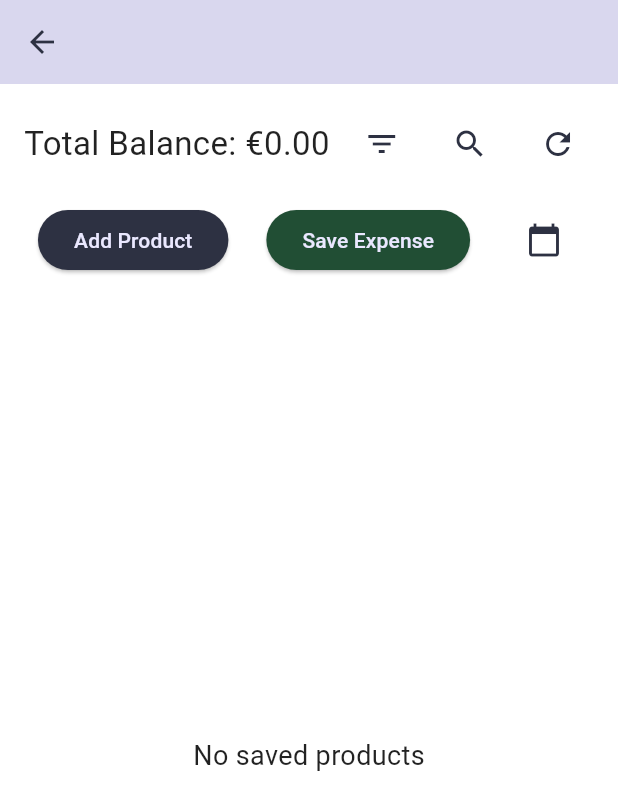
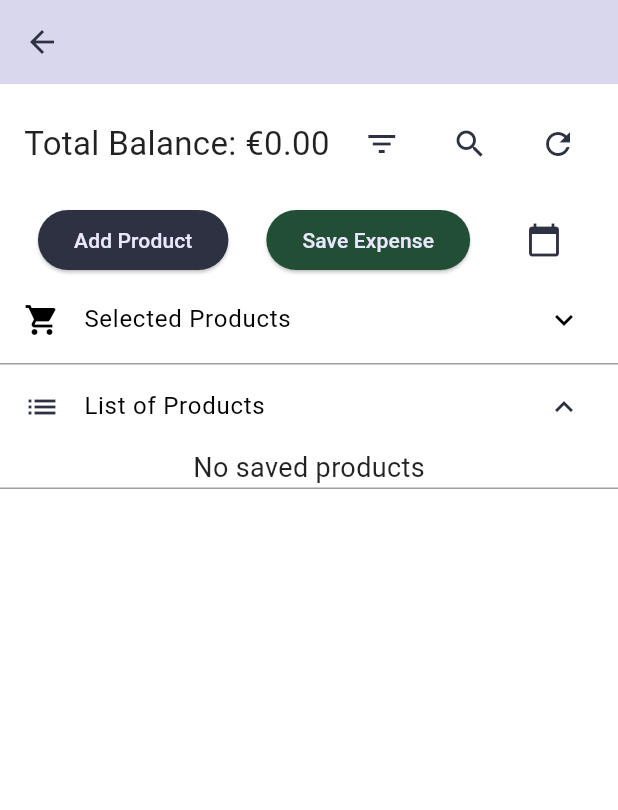
Before and after one commit to andreaferraboli/tracker, a Flutter app: the SupermarketScreen screen opened directly, on a phone screen of 412 x 824 dp. Shown: the top 810 px of the screen. Run offline on Flutter 3.47's test engine with Material 3 defaults, Android fonts, the phone set to English and light mode, and no system bars; our stand-ins replace cloud_firestore, firebase_auth, firebase_core, firebase_storage, fl_chart, flutter_riverpod and 4 more; accounts and stored records are empty; generated files the repository leaves out were written again.

Commit message:
shop screen update

```diff
--- a/lib/models/product_card.dart
+++ b/lib/models/product_card.dart
@@ -75,7 +75,7 @@ class _ProductCardState extends State<ProductCard> {
                     value: _quantityInUnits.toDouble(),
                     min: 0,
                     max: widget.product.quantityOwned.toDouble(),
-                    divisions: widget.product.quantityOwned.toInt(),
+                    divisions: widget.product.quantityOwned > 0 ? widget.product.quantityOwned.toInt() : null,
                     label: '$_quantityInUnits',
                     onChanged: (value) => _updateQuantities(value),
                   ),
--- a/lib/routes/supermarket_screen.dart
+++ b/lib/routes/supermarket_screen.dart
@@ -10,6 +10,8 @@ import 'package:tracker/models/product.dart';
 import 'package:tracker/models/product_list_item.dart';
 import 'package:tracker/routes/add_product_screen.dart';
 import 'package:flutter_gen/gen_l10n/app_localizations.dart';
+import '../models/product_added_to_meal.dart';
+import '../models/product_card.dart';
 import '../providers/supermarket_provider.dart';
 import '../services/category_services.dart';
 
@@ -127,6 +129,82 @@ class _SupermarketScreenState extends ConsumerState<SupermarketScreen> {
       isConnected = true; // Assumiamo di essere sempre connessi a Firestore.
     });
   }
+  Future<void> saveExpense() async {
+    try {
+      DocumentReference userDocRef = FirebaseFirestore.instance
+          .collection('expenses')
+          .doc(FirebaseAuth.instance.currentUser!.uid);
+
+      List<Map<String, dynamic>> productsToSave = purchasedProducts
+          .where((product) => product.product.buyQuantity > 0)
+          .map((product) {
+        return {
+          'idProdotto': product.product.productId,
+          'productName': product.product.productName,
+          'price': product.product.price,
+          'pricePerKg': (product.product.price /
+              product.product.totalWeight)
+              .toStringAsFixed(3),
+          'category': product.product.category,
+          'quantita': product.product.buyQuantity,
+        };
+      }).toList();
+
+      DocumentReference productDocRef = FirebaseFirestore.instance
+          .collection('products')
+          .doc(FirebaseAuth.instance.currentUser!.uid);
+
+      DocumentSnapshot snapshot = await productDocRef.get();
+
+      if (snapshot.exists) {
+        final List<dynamic> productsList = snapshot['products'] ?? [];
+
+        for (var product in purchasedProducts) {
+          if (product.product.buyQuantity > 0) {
+            var existingProduct = productsList.firstWhere(
+                    (p) => p['productId'] == product.product.productId,
+                orElse: () => null);
+
+            if (existingProduct != null) {
+              existingProduct['quantityOwned'] +=
+                  product.product.buyQuantity;
+            } else {
+              productsList.add(product.product.toJson());
+            }
+
+            product.product.buyQuantity = 0;
+          }
+        }
+
+        await productDocRef.update({
+          'products': productsList,
+        });
+      }
+
+      await userDocRef.update({
+        'expenses': FieldValue.arrayUnion([
+          {
+            'id': uuid.v4(),
+            'supermarket': ref.read(supermarketProvider),
+            'totalAmount': totalBalance,
+            'products': productsToSave,
+            'date': DateFormat('dd-MM-yyyy').format(selectedDate),
+          }
+        ])
+      });
+
+      ScaffoldMessenger.of(context).showSnackBar(
+        SnackBar(
+          content: Text(AppLocalizations.of(context)!.expenseSaved),
+          backgroundColor: Colors.green,
+        ),
+      );
+      Navigator.pop(context);
+    } catch (e) {
+      print('Errore durante il salvataggio della spesa: $e');
+    }
+
+  }
 
   Future<void> _fetchProducts(String userId, WidgetRef ref) async {
     // Riferimento al documento dell'utente basato sul suo id
@@ -238,79 +316,7 @@ class _SupermarketScreenState extends ConsumerState<SupermarketScreen> {
                   backgroundColor: const Color.fromARGB(255, 33, 78, 52),
                 ),
                 onPressed: () async {
-                  try {
-                    DocumentReference userDocRef = FirebaseFirestore.instance
-                        .collection('expenses')
-                        .doc(FirebaseAuth.instance.currentUser!.uid);
-
-                    List<Map<String, dynamic>> productsToSave = purchasedProducts
-                        .where((product) => product.product.buyQuantity > 0)
-                        .map((product) {
-                      return {
-                        'idProdotto': product.product.productId,
-                        'productName': product.product.productName,
-                        'price': product.product.price,
-                        'pricePerKg': (product.product.price /
-                            product.product.totalWeight)
-                            .toStringAsFixed(3),
-                        'category': product.product.category,
-                        'quantita': product.product.buyQuantity,
-                      };
-                    }).toList();
-
-                    DocumentReference productDocRef = FirebaseFirestore.instance
-                        .collection('products')
-                        .doc(FirebaseAuth.instance.currentUser!.uid);
-
-                    DocumentSnapshot snapshot = await productDocRef.get();
-
-                    if (snapshot.exists) {
-                      final List<dynamic> productsList = snapshot['products'] ?? [];
-
-                      for (var product in purchasedProducts) {
-                        if (product.product.buyQuantity > 0) {
-                          var existingProduct = productsList.firstWhere(
-                                  (p) => p['productId'] == product.product.productId,
-                              orElse: () => null);
-
-                          if (existingProduct != null) {
-                            existingProduct['quantityOwned'] +=
-                                product.product.buyQuantity;
-                          } else {
-                            productsList.add(product.product.toJson());
-                          }
-
-                          product.product.buyQuantity = 0;
-                        }
-                      }
-
-                      await productDocRef.update({
-                        'products': productsList,
-                      });
-                    }
-
-                    await userDocRef.update({
-                      'expenses': FieldValue.arrayUnion([
-                        {
-                          'id': uuid.v4(),
-                          'supermarket': ref.read(supermarketProvider),
-                          'totalAmount': totalBalance,
-                          'products': productsToSave,
-                          'date': DateFormat('dd-MM-yyyy').format(selectedDate),
-                        }
-                      ])
-                    });
-
-                    ScaffoldMessenger.of(context).showSnackBar(
-                      SnackBar(
-                        content: Text(AppLocalizations.of(context)!.expenseSaved),
-                        backgroundColor: Colors.green,
-                      ),
-                    );
-                    Navigator.pop(context);
-                  } catch (e) {
-                    print('Errore durante il salvataggio della spesa: $e');
-                  }
+                  await saveExpense();
                 },
                 child: Text(AppLocalizations.of(context)!.saveExpense),
               ),
@@ -333,21 +339,69 @@ class _SupermarketScreenState extends ConsumerState<SupermarketScreen> {
             ],
           ),
           Expanded(
-            //todo:implementa come nella vista dei pasti i prodotti selezionati e quali no, in questo caso se la quantità selezionata>0
-            child: purchasedProducts.isNotEmpty
-                ? ListView.builder(
-                    itemCount: purchasedProducts.length,
-                    itemBuilder: (context, index) {
-                      return purchasedProducts[
-                          index]; // Corretto il ritorno del widget
-                    },
-                  )
-                : Center(
-                    child: Text(AppLocalizations.of(context)!.noSavedProducts,
-                      style: TextStyle(fontSize: 18),
+            child: SingleChildScrollView(
+              child: Column(
+                children: [
+                  // Sezione per i prodotti acquistati con quantità selezionata > 0
+                  ExpansionTile(
+                    title: Text(
+                      AppLocalizations.of(context)!.selectedProducts,
+                      style: Theme.of(context).textTheme.bodyLarge,
                     ),
+                    initiallyExpanded: purchasedProducts.isNotEmpty,
+                    leading: const Icon(Icons.shopping_cart),
+                    children: purchasedProducts.where((product) => product.product.selectedQuantity > 0).isEmpty
+                        ? [
+                      Center(
+                        child: Text(AppLocalizations.of(context)!.noSelectedProducts),
+                      ),
+                    ]
+                        : [
+                      ListView.builder(
+                        shrinkWrap: true,
+                        physics: const NeverScrollableScrollPhysics(),
+                        itemCount: purchasedProducts.where((product) => product.product.selectedQuantity > 0).length,
+                        itemBuilder: (context, index) {
+                          final product = purchasedProducts.where((product) => product.product.selectedQuantity > 0).elementAt(index);
+                          return product;
+                        },
+                      ),
+                    ],
                   ),
+                  // Sezione per la lista completa dei prodotti acquistati
+                  ExpansionTile(
+                    title: Text(
+                      AppLocalizations.of(context)!.listProducts,
+                      style: Theme.of(context).textTheme.bodyLarge,
+                    ),
+                    initiallyExpanded: true,
+                    leading: const Icon(Icons.list),
+                    children: purchasedProducts.isEmpty
+                        ? [
+                      Center(
+                        child: Text(
+                          AppLocalizations.of(context)!.noSavedProducts,
+                          style: TextStyle(fontSize: 18),
+                        ),
+                      ),
+                    ]
+                        : [
+                      ListView.builder(
+                        shrinkWrap: true,
+                        physics: const NeverScrollableScrollPhysics(),
+                        itemCount: purchasedProducts.length,
+                        itemBuilder: (context, index) {
+                          final product = purchasedProducts[index];
+                          return product;
+                        },
+                      ),
+                    ],
+                  ),
+                ],
+              ),
+            ),
           )
+
         ],
       ),
     );
```
